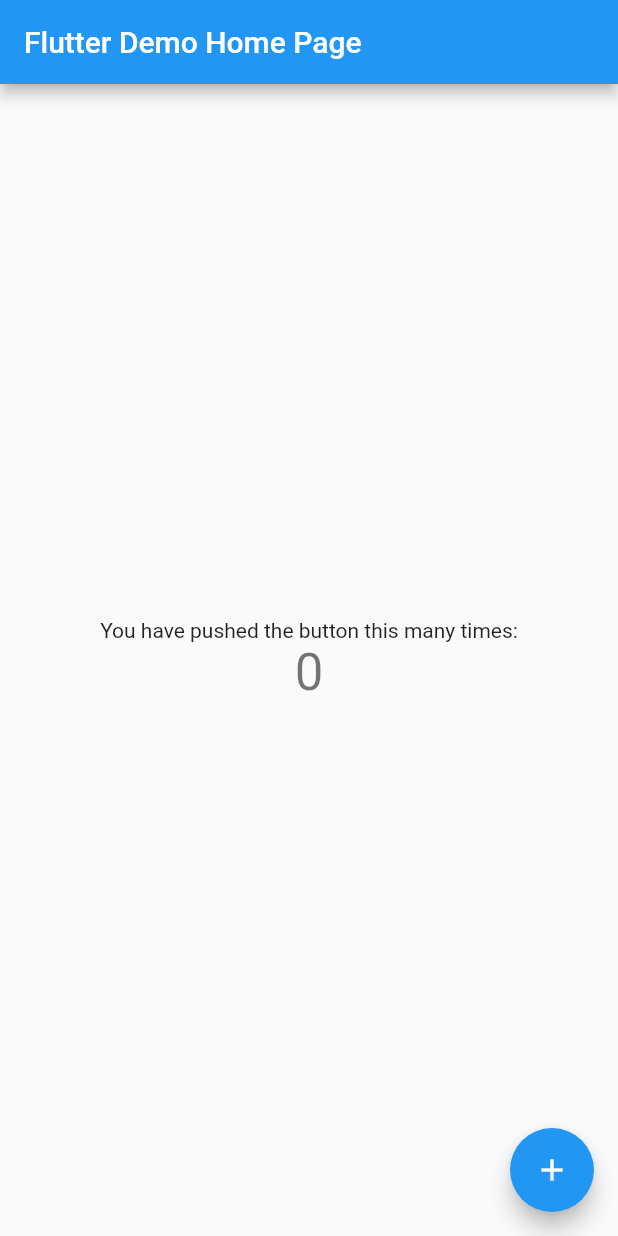
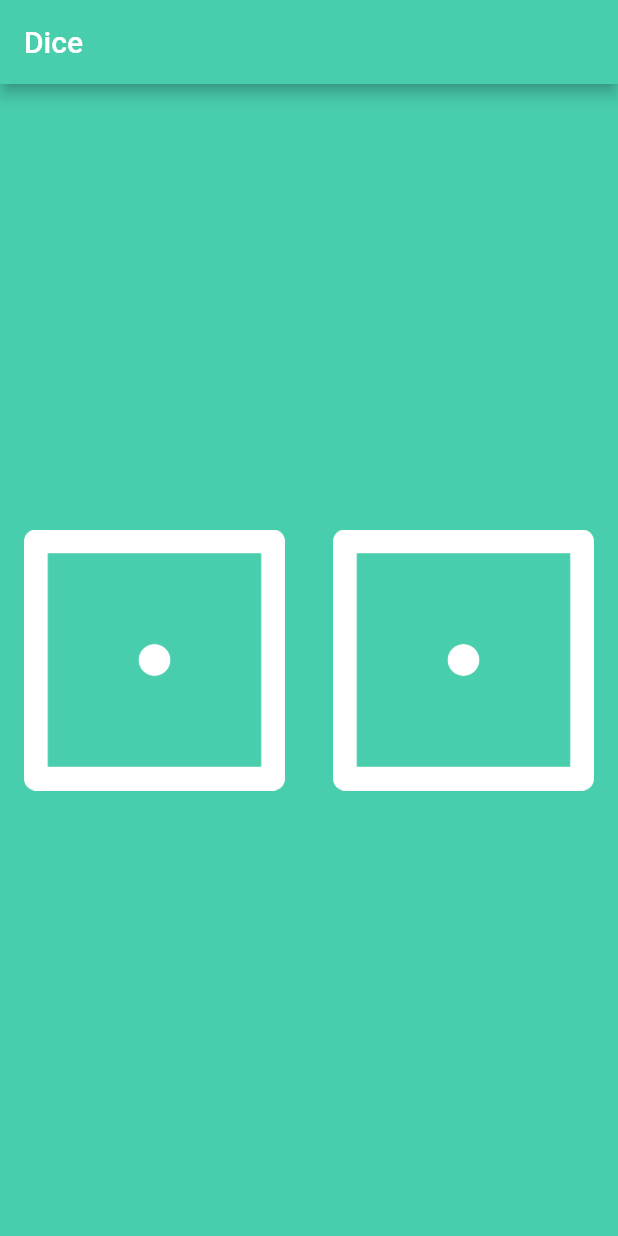
Before and after one commit to BrayanMamani/dice, a Flutter app: the screen it shows after launch, on a phone screen of 412 x 824 dp. Run offline on Flutter 3.47's test engine with Material 2 defaults, Android fonts, the phone set to English and light mode, and no system bars.

Commit message:
Define structure

```diff
--- a/lib/main.dart
+++ b/lib/main.dart
@@ -1,111 +1,68 @@
+import 'dart:math';
+
+import 'package:flutter/cupertino.dart';
 import 'package:flutter/material.dart';
 
-void main() => runApp(MyApp());
-
-class MyApp extends StatelessWidget {
-  // This widget is the root of your application.
-  @override
-  Widget build(BuildContext context) {
-    return MaterialApp(
-      title: 'Flutter Demo',
-      theme: ThemeData(
-        // This is the theme of your application.
-        //
-        // Try running your application with "flutter run". You'll see the
-        // application has a blue toolbar. Then, without quitting the app, try
-        // changing the primarySwatch below to Colors.green and then invoke
-        // "hot reload" (press "r" in the console where you ran "flutter run",
-        // or simply save your changes to "hot reload" in a Flutter IDE).
-        // Notice that the counter didn't reset back to zero; the application
-        // is not restarted.
-        primarySwatch: Colors.blue,
+void main() {
+  runApp(
+    MaterialApp(
+      home: Scaffold(
+        backgroundColor: Color(0xFF48CEAC),
+        appBar: AppBar(
+          backgroundColor: Color(0xFF48CEAC),
+          title: Text('Dice'),
+        ),
+        body: DicePage(),
       ),
-      home: MyHomePage(title: 'Flutter Demo Home Page'),
-    );
-  }
+    ),
+  );
 }
 
-class MyHomePage extends StatefulWidget {
-  MyHomePage({Key key, this.title}) : super(key: key);
-
-  // This widget is the home page of your application. It is stateful, meaning
-  // that it has a State object (defined below) that contains fields that affect
-  // how it looks.
-
-  // This class is the configuration for the state. It holds the values (in this
-  // case the title) provided by the parent (in this case the App widget) and
-  // used by the build method of the State. Fields in a Widget subclass are
-  // always marked "final".
-
-  final String title;
-
+class DicePage extends StatefulWidget {
   @override
-  _MyHomePageState createState() => _MyHomePageState();
+  _DicePageState createState() => _DicePageState();
 }
 
-class _MyHomePageState extends State<MyHomePage> {
-  int _counter = 0;
+class _DicePageState extends State<DicePage> {
+  int leftDiceNumber = 1;
+  int rightDiceNumber = 1;
 
-  void _incrementCounter() {
+  void changeDiceFace() {
     setState(() {
-      // This call to setState tells the Flutter framework that something has
-      // changed in this State, which causes it to rerun the build method below
-      // so that the display can reflect the updated values. If we changed
-      // _counter without calling setState(), then the build method would not be
-      // called again, and so nothing would appear to happen.
-      _counter++;
+      leftDiceNumber = Random.secure().nextInt(6) + 1;
+      rightDiceNumber = Random.secure().nextInt(6) + 1;
     });
   }
 
   @override
   Widget build(BuildContext context) {
-    // This method is rerun every time setState is called, for instance as done
-    // by the _incrementCounter method above.
-    //
-    // The Flutter framework has been optimized to make rerunning build methods
-    // fast, so that you can just rebuild anything that needs updating rather
-    // than having to individually change instances of widgets.
-    return Scaffold(
-      appBar: AppBar(
-        // Here we take the value from the MyHomePage object that was created by
-        // the App.build method, and use it to set our appbar title.
-        title: Text(widget.title),
-      ),
-      body: Center(
-        // Center is a layout widget. It takes a single child and positions it
-        // in the middle of the parent.
-        child: Column(
-          // Column is also a layout widget. It takes a list of children and
-          // arranges them vertically. By default, it sizes itself to fit its
-          // children horizontally, and tries to be as tall as its parent.
-          //
-          // Invoke "debug painting" (press "p" in the console, choose the
-          // "Toggle Debug Paint" action from the Flutter Inspector in Android
-          // Studio, or the "Toggle Debug Paint" command in Visual Studio Code)
-          // to see the wireframe for each widget.
-          //
-          // Column has various properties to control how it sizes itself and
-          // how it positions its children. Here we use mainAxisAlignment to
-          // center the children vertically; the main axis here is the vertical
-          // axis because Columns are vertical (the cross axis would be
-          // horizontal).
-          mainAxisAlignment: MainAxisAlignment.center,
+    return SafeArea(
+      child: Center(
+        child: Row(
           children: <Widget>[
-            Text(
-              'You have pushed the button this many times:',
+            Expanded(
+              child: Padding(
+                padding: const EdgeInsets.all(16.0),
+                child: FlatButton(
+                  padding: EdgeInsets.all(0.0),
+                  child: Image.asset('images/dice$leftDiceNumber.png'),
+                  onPressed: changeDiceFace,
+                ),
+              ),
             ),
-            Text(
-              '$_counter',
-              style: Theme.of(context).textTheme.display1,
+            Expanded(
+              child: Padding(
+                padding: const EdgeInsets.all(16.0),
+                child: FlatButton(
+                  padding: EdgeInsets.all(0.0),
+                  child: Image.asset('images/dice$rightDiceNumber.png'),
+                  onPressed: changeDiceFace,
+                ),
+              ),
             ),
           ],
         ),
       ),
-      floatingActionButton: FloatingActionButton(
-        onPressed: _incrementCounter,
-        tooltip: 'Increment',
-        child: Icon(Icons.add),
-      ), // This trailing comma makes auto-formatting nicer for build methods.
     );
   }
 }
```
